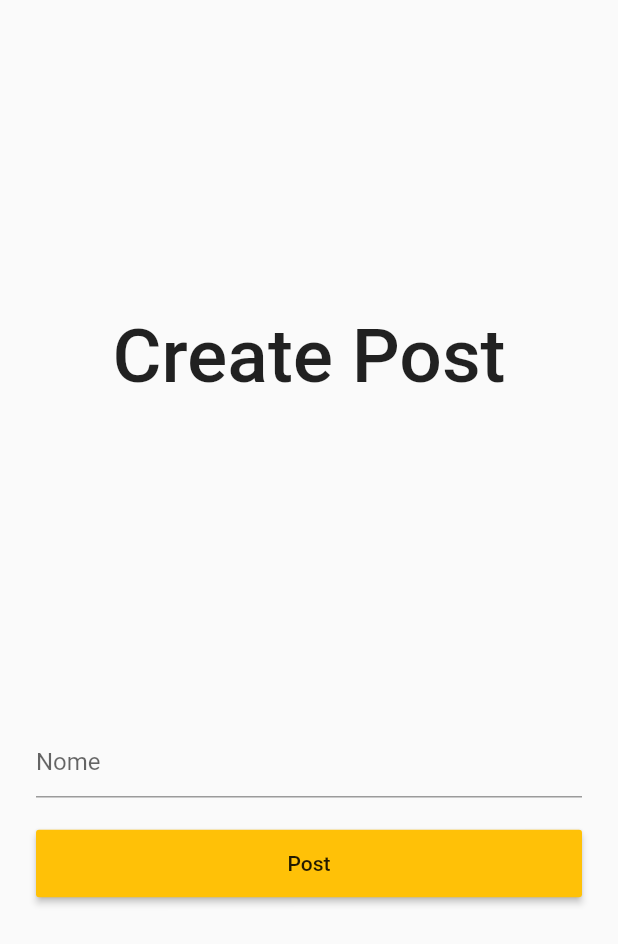
After one commit to Willystain/finstagram, a Flutter app: the HomePage screen opened by its route, after a tap on the "add a photo" icon, on a phone screen of 412 x 824 dp. The commit adds this screen. Shown: the top 944 px of the screen. Run offline on Flutter 3.47's test engine with Material 2 defaults, Android fonts, the phone set to English and light mode, and no system bars; our stand-ins replace cloud_firestore, file_picker, firebase_auth, firebase_core, firebase_storage, get_it; accounts and stored records are empty.

```diff
--- a/lib/Pages/feed_page.dart
+++ b/lib/Pages/feed_page.dart
@@ -1,3 +1,4 @@
+import 'package:cloud_firestore/cloud_firestore.dart';
 import 'package:finstagram/Services/firebase_services.dart';
 import 'package:flutter/material.dart';
 import 'package:get_it/get_it.dart';
@@ -13,9 +14,43 @@ class FeedPage extends StatefulWidget {
 class _FeedPageState extends State<FeedPage> {
   @override
   Widget build(BuildContext context) {
-    final firebaseProvider = Provider.of<FirebaseService>(context);
+    var firebaseProvider = Provider.of<FirebaseService>(context);
+
     return Container(
-      child: Text(firebaseProvider.currentuser!.entries.first.value),
+      child: _postListView(context),
     );
   }
+
+  Widget _postListView(BuildContext context) {
+    final firebaseProvider = Provider.of<FirebaseService>(context);
+    return StreamBuilder<QuerySnapshot>(
+        stream: firebaseProvider.getLatestPost(),
+        builder:
+            (BuildContext context, AsyncSnapshot<QuerySnapshot> _snapshot) {
+          if (_snapshot.hasData) {
+            List _post = _snapshot.data!.docs.map((e) => e.data()).toList();
+            return ListView.builder(
+              itemCount: _post.length,
+              itemBuilder: (BuildContext context, int index) {
+                Map post = _post[index];
+                return Card(
+                  child: ListTile(
+                    leading: CircleAvatar(
+                      backgroundImage: NetworkImage(_post[index]['pofPic']),
+                    ),
+                    title: Text(_post[index]['userName'],
+                        style: TextStyle(
+                            fontWeight: FontWeight.w400, fontSize: 18)),
+                    subtitle: Text(
+                      _post[index]['postText'],
+                    ),
+                  ),
+                );
+              },
+            );
+          } else {
+            return CircularProgressIndicator();
+          }
+        });
+  }
 }
--- a/lib/Pages/home_page.dart
+++ b/lib/Pages/home_page.dart
@@ -28,7 +28,10 @@ class _HomePageState extends State<HomePage> {
           Padding(
             padding: const EdgeInsets.only(right: 8.0),
             child: IconButton(
-                onPressed: () {}, icon: const Icon(Icons.add_a_photo)),
+                onPressed: () {
+                  Navigator.pushNamed(context, 'newPostpage');
+                },
+                icon: const Icon(Icons.add_a_photo)),
           ),
         ],
       ),
--- /dev/null
+++ b/lib/Pages/newPost_page.dart
@@ -0,0 +1,101 @@
+import 'dart:io';
+
+import 'package:finstagram/Services/firebase_services.dart';
+import 'package:flutter/material.dart';
+import 'package:file_picker/file_picker.dart';
+import 'package:get_it/get_it.dart';
+import 'package:provider/provider.dart';
+
+class NewPostPage extends StatefulWidget {
+  const NewPostPage({Key? key}) : super(key: key);
+
+  @override
+  State<NewPostPage> createState() => _NewPostPageState();
+}
+
+String? _name;
+
+final _formKey = GlobalKey<FormState>();
+
+class _NewPostPageState extends State<NewPostPage> {
+  @override
+  Widget build(BuildContext context) {
+    var firebaseProvider = Provider.of<FirebaseService>(context);
+    return Scaffold(
+      body: SafeArea(
+        child: Center(
+          child: Padding(
+            padding: const EdgeInsets.all(8.0),
+            child: Column(
+              mainAxisAlignment: MainAxisAlignment.spaceEvenly,
+              crossAxisAlignment: CrossAxisAlignment.center,
+              children: [
+                Text(
+                  'Create Post',
+                  style: TextStyle(fontSize: 50, fontWeight: FontWeight.w500),
+                ),
+                _registerForm(context: context),
+              ],
+            ),
+          ),
+        ),
+      ),
+    );
+  }
+
+//WIDGETS -----------------------------------------------------
+
+  Widget _registerForm({required BuildContext context}) {
+    return Form(
+      key: _formKey,
+      child: Padding(
+        padding: const EdgeInsets.all(16.0),
+        child: Column(
+          children: [
+            _postDescription(),
+            const SizedBox(
+              height: 20,
+            ),
+            _botao(context: context)
+          ],
+        ),
+      ),
+    );
+  }
+
+  Widget _postDescription() {
+    return TextFormField(
+        decoration: const InputDecoration(hintText: "Nome"),
+        onSaved: (_value) {
+          setState(() {
+            _name = _value;
+          });
+        },
+        validator: (_value) => _value!.length > 0 ? null : "enter a name");
+  }
+
+  Widget _botao({required BuildContext context}) {
+    var firebaseProvider = Provider.of<FirebaseService>(context);
+    return Row(
+      children: [
+        Expanded(
+          child: MaterialButton(
+            height: 45,
+            onPressed: () async {
+              if (_formKey.currentState!.validate()) {
+                _formKey.currentState!.save();
+                firebaseProvider.createPost(
+                    postText: _name!,
+                    userName: firebaseProvider.currentuser!['name'],
+                    profilePic: firebaseProvider.currentuser!['image']);
+                Navigator.pop(context);
+              }
+            },
+            child: Text('Post'),
+            color: Colors.amber,
+          ),
+        ),
+      ],
+    );
+  }
+}
--- a/lib/Pages/register_page.dart
+++ b/lib/Pages/register_page.dart
@@ -3,7 +3,6 @@ import 'dart:io';
 import 'package:finstagram/Services/firebase_services.dart';
 import 'package:flutter/material.dart';
 import 'package:file_picker/file_picker.dart';
-import 'package:get_it/get_it.dart';
 import 'package:provider/provider.dart';
 
 class RegisterPage extends StatefulWidget {
@@ -147,6 +146,7 @@ class _RegisterPageState extends State<RegisterPage> {
                     password: _password!,
                     name: _name!,
                     image: _image!);
+                Navigator.pop(context);
               }
             },
             child: Text('SING UP'),
--- a/lib/main.dart
+++ b/lib/main.dart
@@ -1,5 +1,6 @@
 import 'package:finstagram/Pages/home_page.dart';
 import 'package:finstagram/Pages/login_page.dart';
+import 'package:finstagram/Pages/newPost_page.dart';
 import 'package:finstagram/Pages/register_page.dart';
 import 'package:finstagram/Services/firebase_services.dart';
 import 'package:firebase_core/firebase_core.dart';
@@ -39,6 +40,7 @@ class MyApp extends StatelessWidget {
         'register': (context) => RegisterPage(),
         'login': (context) => LoginPage(),
         'homepage': (context) => HomePage(),
+        'newPostpage': (context) => NewPostPage(),
       },
       home: const Scaffold(),
     );
```
Also changed, not shown: lib/Pages/login_page.dart (+4 -4 lines), lib/Services/firebase_services.dart (+16 -1 lines).
